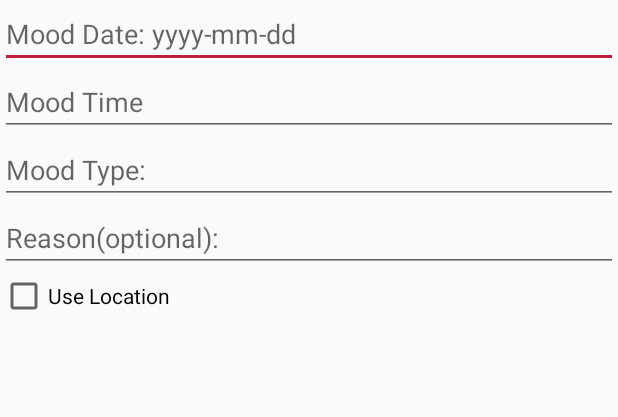
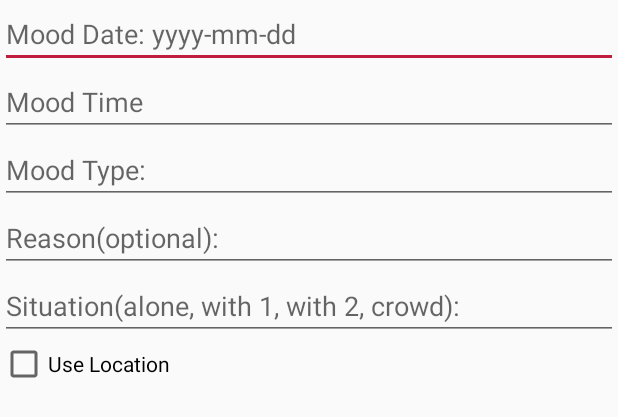
Before and after one commit to CMPUT301F19T27/FindMyFeelings, an Android app: the layout fragment_event.xml on its own in the app's theme, with its tools: preview values and no code run, on a phone screen of 412 x 824 dp. Shown: the top 417 px of the screen. Run offline under Robolectric (Android 15) with nearby library versions, the phone set to English and light mode, and no system bars.

```diff
--- a/app/src/main/java/com/example/findmyfeelings/MapActivity.java
+++ b/app/src/main/java/com/example/findmyfeelings/MapActivity.java
@@ -190,9 +190,10 @@ public class MapActivity extends FragmentActivity implements OnMapReadyCallback
                             String moodId = doc.getId();
                             String mood = doc.getData().get("mood").toString();
                             String reason = doc.getData().get("reason").toString();
+                            String situation = doc.getData().get("situation").toString();
                             GeoPoint location = (GeoPoint) doc.getData().get("location");
 
-                            Mood rMood = new Mood(moodId, username,dateTime, mood, reason, location);
+                            Mood rMood = new Mood(moodId, username,dateTime, mood, reason, situation, location);
 
                             myMoodDataList.add(rMood);
                         }
--- a/app/src/main/res/layout/fragment_event.xml
+++ b/app/src/main/res/layout/fragment_event.xml
@@ -37,6 +37,16 @@
         android:hint="Reason(optional):"
         android:inputType="text"
         android:maxLength="20"/>
+
+    <EditText
+        android:id="@+id/mood_situation_editText"
+        android:layout_width="match_parent"
+        android:layout_height="wrap_content"
+        android:ems="10"
+        android:hint="Situation(alone, with 1, with 2, crowd):"
+        android:inputType="text"
+        android:maxLength="20"/>
+
     <CheckBox
         android:id="@+id/location_check"
         android:layout_width="wrap_content"
```
Also changed, not shown: app/src/main/java/com/example/findmyfeelings/EventFragment.java (+23 -7 lines), app/src/main/java/com/example/findmyfeelings/HomePageActivity.java (+16 -6 lines), app/src/main/java/com/example/findmyfeelings/Mood.java (+11 -1 lines), app/src/main/java/com/example/findmyfeelings/User.java (+0 -31 lines).
